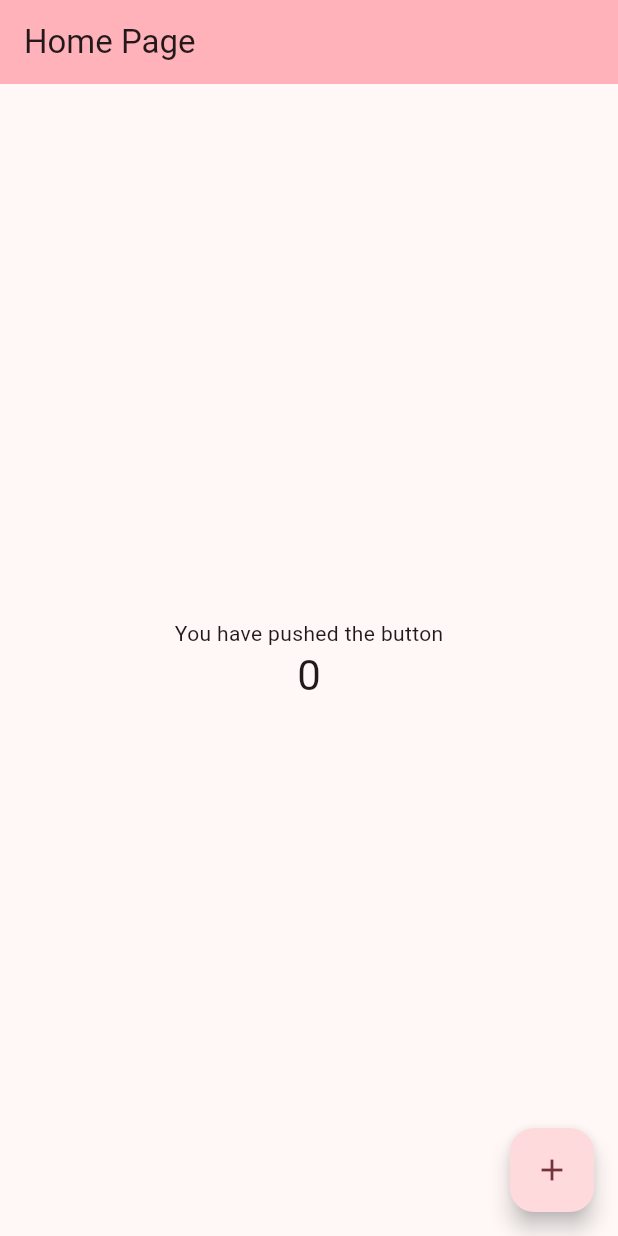
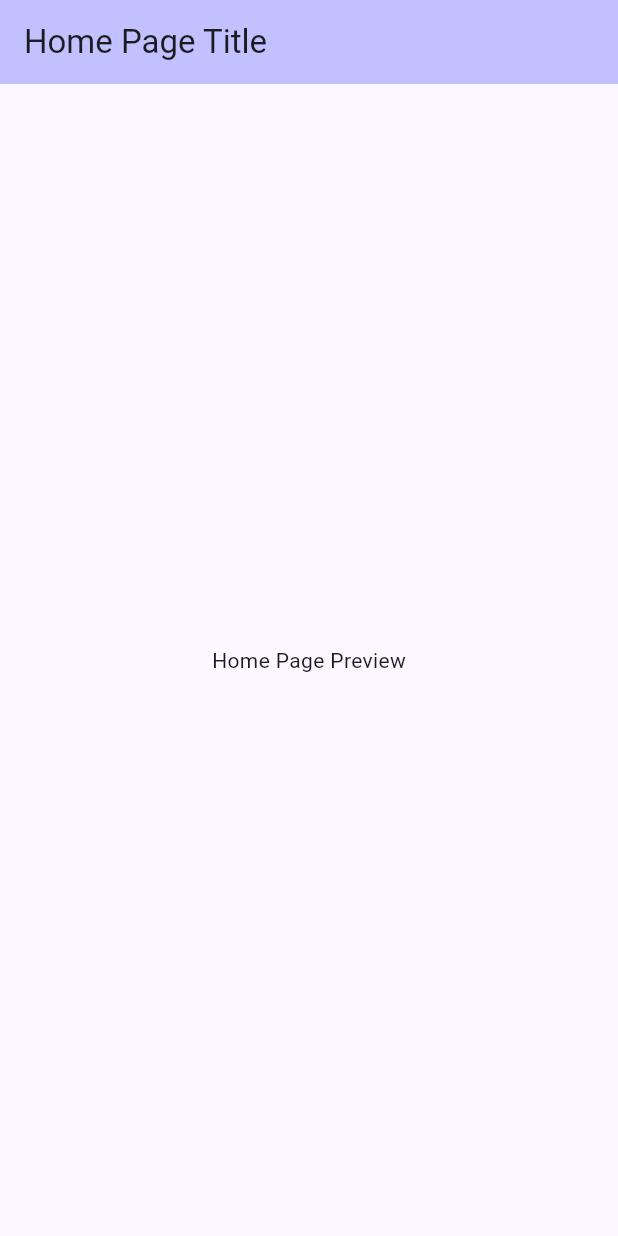
Before and after one commit to molochnyk/flutter_example, a Flutter app: the screen it shows after launch, on a phone screen of 412 x 824 dp. Run offline on Flutter 3.47's test engine with Material 3 defaults, Android fonts, the phone set to English and light mode, and no system bars; our stand-ins replace dio; network calls fail.

```diff
--- a/lib/main.dart
+++ b/lib/main.dart
@@ -1,7 +1,6 @@
 import 'package:flutter/material.dart';
-import 'package:flutter_bloc/flutter_bloc.dart';
-import 'package:cached_network_image/cached_network_image.dart';
-import 'package:dio/dio.dart';
+import 'package:flutter_example/core/network/dio_request_service.dart';
+import 'package:flutter_example/data/manager/character_manager.dart';
 import 'package:flutter_example/services/character_service.dart';
 
 void main() {
@@ -17,10 +16,10 @@ class MyApp extends StatelessWidget {
       title: 'Flutter Example',
       theme: ThemeData(
         colorScheme: ColorScheme.fromSeed(
-          seedColor: const Color.fromARGB(255, 245, 4, 84),
+          seedColor: const Color.fromARGB(255, 33, 2, 204),
         ),
       ),
-      home: const MyHomePage(title: 'Home Page'),
+      home: const MyHomePage(title: 'Home Page Title'),
     );
   }
 }
@@ -35,25 +34,27 @@ class MyHomePage extends StatefulWidget {
 }
 
 class _MyHomePageState extends State<MyHomePage> {
-  int _counter = 0;
-
-  void _incrementCounter() {
-    setState(() {
-      _counter++;
-    });
-  }
+  late final CharacterManager _characterManager;
 
   @override
   void initState() {
     super.initState();
-    testCharacterService();
+
+    final requestService = DioRequestService();
+    final characterService = CharacterService(requestService);
+    _characterManager = CharacterManager(characterService);
+
+    testCharacterManager();
   }
 
-  void testCharacterService() async {
-    final service = CharacterService();
-    final characters = await service.fetchCharacters();
-    for (final c in characters) {
-      print(c.name);
+  Future<void> testCharacterManager() async {
+    try {
+      final characters = await _characterManager.getCharacters();
+      for (final c in characters) {
+        print(c.name);
+      }
+    } catch (e) {
+      print("Error loading characters: $e");
     }
   }
 
@@ -62,25 +63,13 @@ class _MyHomePageState extends State<MyHomePage> {
     return Scaffold(
       appBar: AppBar(
         backgroundColor: Theme.of(context).colorScheme.inversePrimary,
-
         title: Text(widget.title),
       ),
       body: Center(
         child: Column(
           mainAxisAlignment: MainAxisAlignment.center,
-          children: <Widget>[
-            const Text('You have pushed the button'),
-            Text(
-              '$_counter',
-              style: Theme.of(context).textTheme.headlineMedium,
-            ),
-          ],
+          children: <Widget>[const Text('Home Page Preview')],
         ),
-      ),
-      floatingActionButton: FloatingActionButton(
-        onPressed: _incrementCounter,
-        tooltip: 'Increment',
-        child: const Icon(Icons.add),
       ),
     );
   }
```
